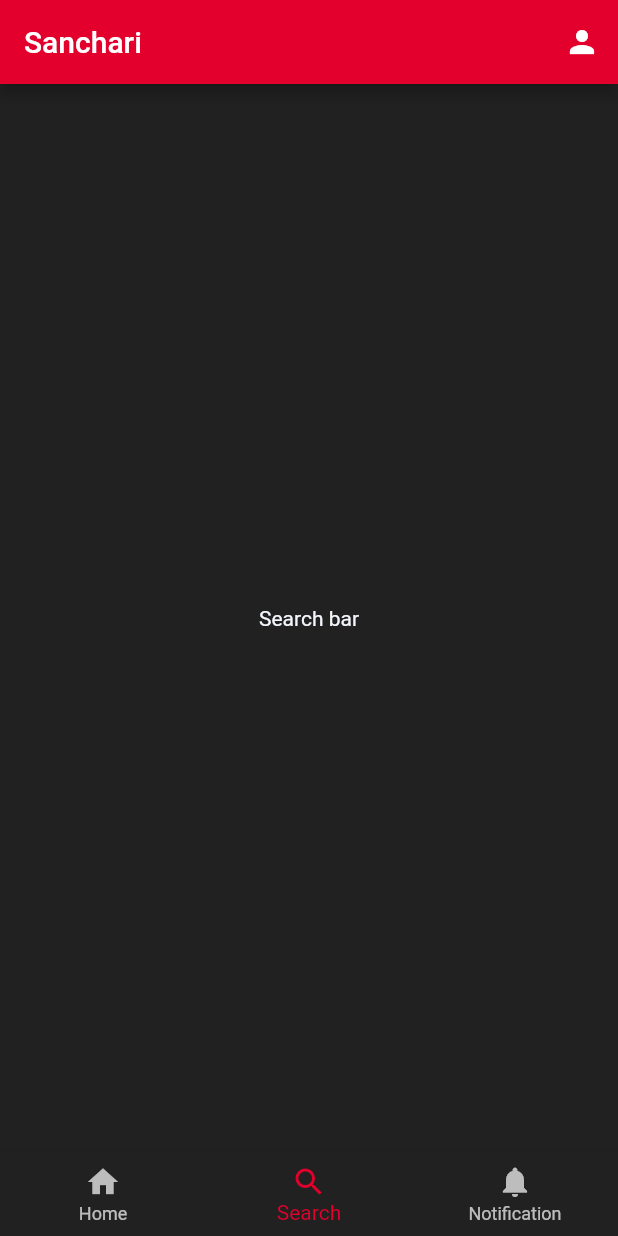
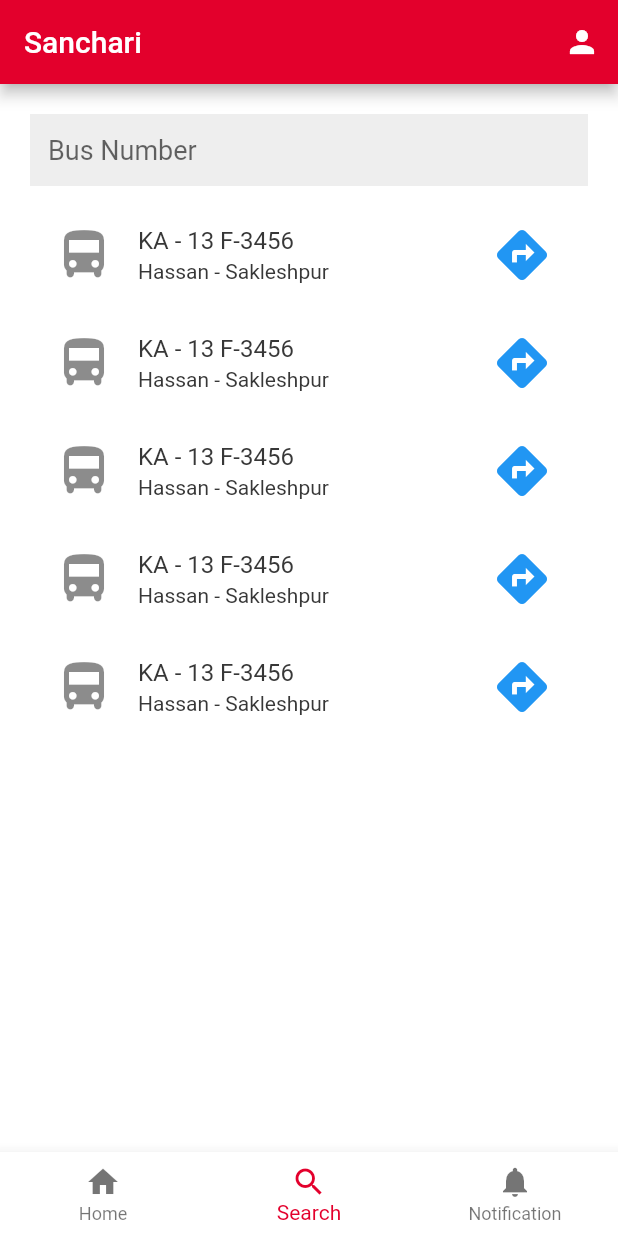
Before and after one commit to jeethendra2000/sanchari, a Flutter app: the screen it shows after launch, item 2 of the bottom bar chosen, on a phone screen of 412 x 824 dp. Run offline on Flutter 3.47's test engine with Material 2 defaults, Android fonts, the phone set to English and light mode, and no system bars; our stand-ins replace animated_splash_screen, flutter_screenutil, google_maps_flutter, line_awesome_flutter; Roboto replaces fonts that are missing (SFProText).

Commit message:
bus search complete

```diff
--- a/lib/main.dart
+++ b/lib/main.dart
@@ -20,7 +20,7 @@
     return MaterialApp(
         debugShowCheckedModeBanner: false,
         title: 'Sanchari',
-        theme: kDarkTheme,
+        theme: kLightTheme,
         home: AnimatedSplashScreen(
             duration: 2000,
             splash: Column(
--- a/lib/search.dart
+++ b/lib/search.dart
@@ -1,12 +1,112 @@
 import 'package:flutter/material.dart';
 
 class Search extends StatelessWidget {
-  const Search({ Key? key }) : super(key: key);
+  const Search({Key? key}) : super(key: key);
+  get _busNumberController => TextEditingController();
 
   @override
   Widget build(BuildContext context) {
-    return Container(
-      child: const Center(child: Text('Search bar'),),
+    return Scaffold(
+      body: Padding(
+        padding: const EdgeInsets.all(20.0),
+        child: Column(
+          children: [
+            TextField(
+              controller: _busNumberController,
+              autofocus: false,
+              style: TextStyle(fontSize: 18),
+              decoration: InputDecoration(
+                  hintText: "Bus Number",
+                  hintStyle: const TextStyle(
+                      fontWeight: FontWeight.w400, fontSize: 18),
+                  filled: true,
+                  fillColor: Colors.grey[200],
+                  border: InputBorder.none),
+            ),
+            SizedBox(height: 10),
+            ListTile(
+              leading: Icon(
+                Icons.directions_bus_rounded,
+                size: 40.0,
+              ),
+              title: Text("KA - 13 F-3456"),
+              subtitle: Text("Hassan - Sakleshpur"),
+              trailing: IconButton(
+                onPressed: () {
+                  print("hi");
+                },
+                icon: Icon(Icons.directions),
+                color: Colors.blue,
+                iconSize: 40.0,
+              ),
+            ),
+            ListTile(
+              leading: Icon(
+                Icons.directions_bus_rounded,
+                size: 40.0,
+              ),
+              title: Text("KA - 13 F-3456"),
+              subtitle: Text("Hassan - Sakleshpur"),
+              trailing: IconButton(
+                onPressed: () {
+                  print("hi");
+                },
+                icon: Icon(Icons.directions),
+                color: Colors.blue,
+                iconSize: 40.0,
+              ),
+            ),
+            ListTile(
+              leading: Icon(
+                Icons.directions_bus_rounded,
+                size: 40.0,
+              ),
+              title: Text("KA - 13 F-3456"),
+              subtitle: Text("Hassan - Sakleshpur"),
+              trailing: IconButton(
+                onPressed: () {
+                  print("hi");
+                },
+                icon: Icon(Icons.directions),
+                color: Colors.blue,
+                iconSize: 40.0,
+              ),
+            ),
+            ListTile(
+              leading: Icon(
+                Icons.directions_bus_rounded,
+                size: 40.0,
+              ),
+              title: Text("KA - 13 F-3456"),
+              subtitle: Text("Hassan - Sakleshpur"),
+              trailing: IconButton(
+                onPressed: () {
+                  print("hi");
+                },
+                icon: Icon(Icons.directions),
+                color: Colors.blue,
+                iconSize: 40.0,
+              ),
+            ),
+            ListTile(
+              leading: Icon(
+                Icons.directions_bus_rounded,
+                size: 40.0,
+              ),
+              title: Text("KA - 13 F-3456"),
+              subtitle: Text("Hassan - Sakleshpur"),
+              trailing: IconButton(
+                onPressed: () {
+                  print("hi");
+                },
+                icon: Icon(Icons.directions),
+                color: Colors.blue,
+                iconSize: 40.0,
+              ),
+            ),
+          ],
+        ),
+      ),
     );
   }
 }
--- a/pubspec.yaml
+++ b/pubspec.yaml
@@ -39,6 +39,7 @@
   line_awesome_flutter: ^2.0.0
   flutter_screenutil: ^5.4.0+1
   animated_theme_switcher: ^2.0.6
+  google_place: ^0.4.7
 
 dev_dependencies:
   flutter_test:
```
Also changed, not shown: pubspec.lock.
